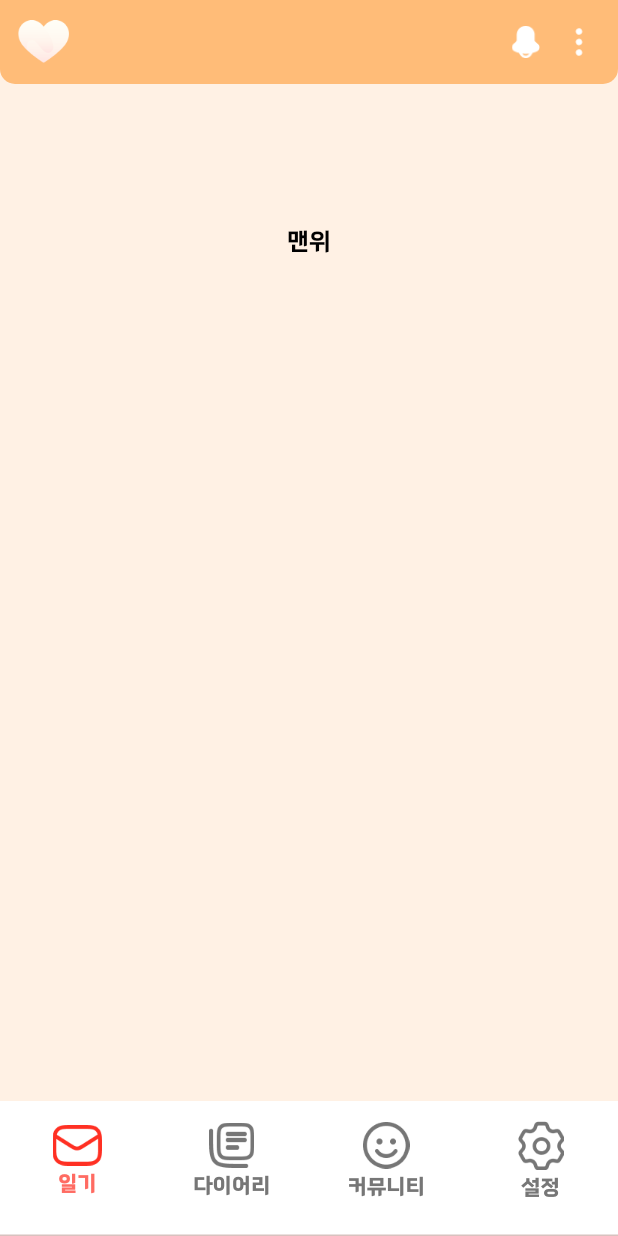
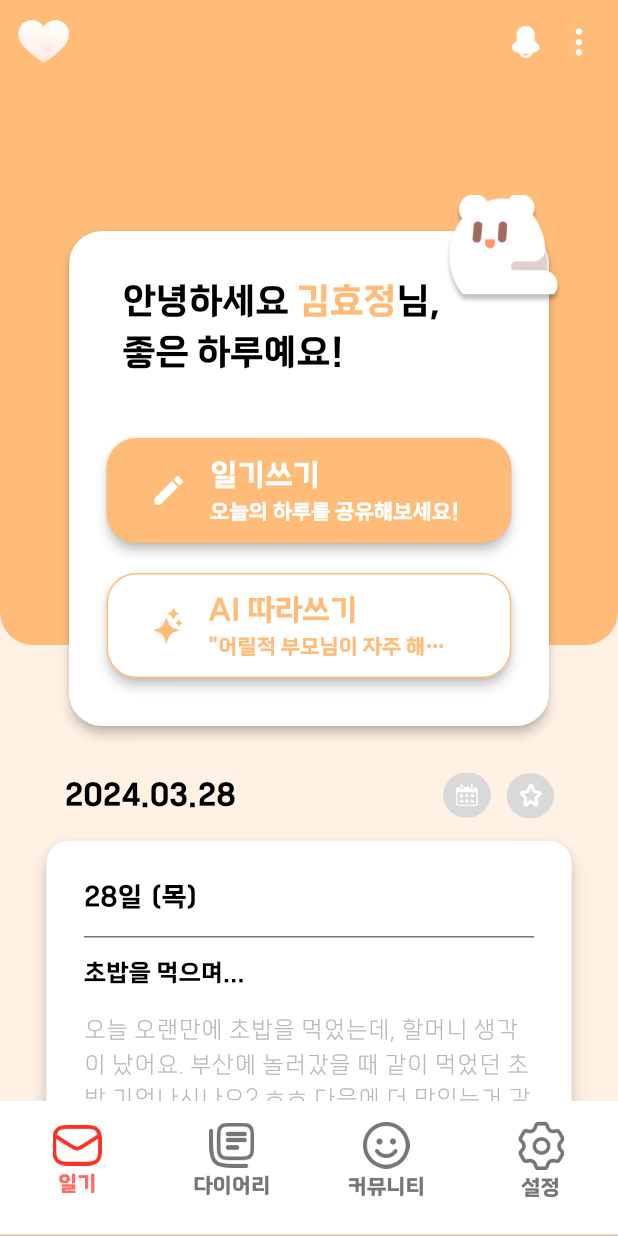
Before and after one commit to YoonJinJung/KAPS-, a Flutter app: the ChildNavigationBar screen opened by its route, on a phone screen of 412 x 824 dp. Run offline on Flutter 3.47's test engine with Material 3 defaults, Android fonts, the phone set to English and light mode, and no system bars; our stand-ins replace flutter_tts.

Commit message:
child home, tts

```diff
--- a/lib/main.dart
+++ b/lib/main.dart
@@ -20,7 +20,8 @@ class MyApp extends StatelessWidget {
       title: 'Flutter Demo',
       theme: ThemeData(
         fontFamily: 'TheJamsil',
-        colorScheme: ColorScheme.fromSeed(seedColor: ColorStyles.parentmain),
+        colorScheme:
+            ColorScheme.fromSeed(seedColor: ColorStyles.childBackground1),
         useMaterial3: true,
       ),
       routes: {
--- a/lib/style/color_styles.dart
+++ b/lib/style/color_styles.dart
@@ -3,6 +3,7 @@ import 'package:flutter/material.dart';
 class ColorStyles {
   static const Color parentmain = Color(0xFFFF6B62);
   static const Color childmain = Color(0xFFFFBC78);
+  static const Color childSub = Color(0xFFFFB060);
   static const Color sub = Color(0xFFFFE98B);
   static const Color grey1 = Color(0xFFF0F0F0);
   static const Color grey2 = Color(0xFFD9D9D9);
--- a/lib/style/text_styles.dart
+++ b/lib/style/text_styles.dart
@@ -5,6 +5,18 @@ class TextStyles {
   static const headline24 = TextStyle(
       fontFamily: 'TheJamsil',
       fontSize: 24,
+      fontWeight: FontWeight.bold,
+      color: Colors.black);
+
+  static const titleMedium24 = TextStyle(
+      fontFamily: 'TheJamsil',
+      fontSize: 24,
+      fontWeight: FontWeight.w500,
+      color: Colors.black);
+
+  static const titleBold20 = TextStyle(
+      fontFamily: 'TheJamsil',
+      fontSize: 20,
       fontWeight: FontWeight.bold,
       color: Colors.black);
 
@@ -62,4 +74,44 @@ class TextStyles {
       fontWeight: FontWeight.normal,
       color: Colors.grey,
       decoration: TextDecoration.underline);
+
+  static const childMedium24 = TextStyle(
+      fontFamily: 'TheJamsil',
+      fontSize: 24,
+      fontWeight: FontWeight.w500,
+      color: ColorStyles.childmain);
+
+  static const whiteMedium20 = TextStyle(
+      fontFamily: 'TheJamsil',
+      fontSize: 20,
+      fontWeight: FontWeight.w500,
+      color: Colors.white);
+
+  static const white14 =
+      TextStyle(fontFamily: 'TheJamsil', fontSize: 14, color: Colors.white);
+
+  static const childMedium20 = TextStyle(
+      fontFamily: 'TheJamsil',
+      fontSize: 20,
+      fontWeight: FontWeight.w500,
+      color: ColorStyles.childmain);
+
+  static const child14 = TextStyle(
+      fontFamily: 'TheJamsil', fontSize: 14, color: ColorStyles.childmain);
+
+  static const contentPreview = TextStyle(
+    fontFamily: 'TheJamsil',
+    fontSize: 16,
+    fontWeight: FontWeight.w200,
+    color: ColorStyles.grey3,
+  );
+
+  static const white16 =
+      TextStyle(fontFamily: 'TheJamsil', fontSize: 16, color: Colors.white);
+
+  static const titleMedium18 = TextStyle(
+      fontFamily: 'TheJamsil',
+      fontSize: 18,
+      fontWeight: FontWeight.w500,
+      color: Colors.black);
 }
--- a/lib/view/home_pages/tabs/child_tab_home.dart
+++ b/lib/view/home_pages/tabs/child_tab_home.dart
@@ -1,6 +1,9 @@
 import 'package:flutter/material.dart';
+import 'package:intl/intl.dart';
 import 'package:daranghae/style/color_styles.dart';
 import 'package:daranghae/style/text_styles.dart';
+import 'package:daranghae/view/home_pages/widgets/welcome_card.dart';
+import 'package:daranghae/view/home_pages/widgets/diary_card.dart';
 
 class ChildTabHome extends StatefulWidget {
   const ChildTabHome({Key? key}) : super(key: key);
@@ -20,6 +23,35 @@ class _ChildTabHomeState extends State<ChildTabHome> {
         color: ColorStyles.childBackground1,
         child: Column(
           children: [
+            WelcomeCard(name: '김효정'),
+            SizedBox(height: 25),
+            // 오늘 날짜를 DateTime.now() 를 활용하여 2024.03.28 형식으로 표시
+            Padding(
+              padding: const EdgeInsets.symmetric(horizontal: 43),
+              child: Row(
+                mainAxisAlignment: MainAxisAlignment.spaceBetween,
+                children: [
+                  Text(
+                    getDate(),
+                    style: TextStyles.titleBold20,
+                  ),
+                  Expanded(child: SizedBox()),
+                  Image.asset('assets/icons/calendar_circle.png', width: 32),
+                  const SizedBox(width: 10),
+                  Image.asset('assets/icons/star_circle.png', width: 32),
+                ],
+              ),
+            ),
+            const SizedBox(height: 15),
+            DiaryCard(
+                date: DateTime.now(),
+                title: '초밥을 먹으며...',
+                content:
+                    '오늘 오랜만에 초밥을 먹었는데, 할머니 생각이 났어요. 부산에 놀러갔을 때 같이 먹었던 초밥 기억나시나요? ㅎㅎ 다음에 더 맛있는거 같이 먹으러가요! ... 그때의 그 맛이 아직도 입 안에 가득해요. 할머니와 함께 부산의 작은 초밥집에서 먹었던 그 초밥은 지금까지 먹어본 초밥 중에서 가장 맛있었어요. 바다를 바라보며 먹었던 그 신선한 맛, 그리고 할머니와 나눴던 이야기들이 오늘따라 유독 생각이 많이 나네요. 할머니, 요즘 건강하시죠? 저는 요즘 학교에 다니면서도 할머니 생각이 자주 나요. 할머니가 항상 말씀해주시던 것처럼, 저도 열심히 하고 있으니까 걱정 마세요.'),
+            DiaryCard(
+                date: DateTime.now(),
+                title: '초밥 레시피',
+                content: '초밥은 밥과 재료를 준비하면 끝!'),
             SizedBox(height: 150),
             Text('맨위', style: TextStyles.content16),
             SizedBox(height: 1000),
@@ -32,4 +64,11 @@ class _ChildTabHomeState extends State<ChildTabHome> {
       ),
     );
   }
+
+  String getDate() {
+    final DateTime now = DateTime.now();
+    final String formattedDate = DateFormat('yyyy.MM.dd').format(now);
+
+    return formattedDate;
+  }
 }
--- /dev/null
+++ b/lib/view/home_pages/widgets/diary_card.dart
@@ -0,0 +1,90 @@
+import 'package:flutter/material.dart';
+import 'package:intl/intl.dart';
+import 'package:daranghae/style/color_styles.dart';
+import 'package:daranghae/style/text_styles.dart';
+import 'package:daranghae/view/home_pages/tabs/child_page_diary_detail.dart';
+
+class DiaryCard extends StatelessWidget {
+  final DateTime date;
+  final String title;
+  final String content;
+
+  const DiaryCard({
+    Key? key,
+    required this.date,
+    required this.title,
+    required this.content,
+  }) : super(key: key);
+
+  @override
+  Widget build(BuildContext context) {
+    final _width = MediaQuery.of(context).size.width;
+
+    return Padding(
+      padding: const EdgeInsets.symmetric(horizontal: 0),
+      child: Card(
+        margin: const EdgeInsets.only(bottom: 20),
+        color: Colors.white,
+        elevation: 5,
+        surfaceTintColor: Colors.transparent,
+        shape: RoundedRectangleBorder(
+          borderRadius: BorderRadius.circular(15),
+        ),
+        child: InkWell(
+          borderRadius: BorderRadius.circular(15),
+          onTap: () {
+            Navigator.push(
+              context,
+              MaterialPageRoute(
+                builder: (context) => DiaryDetailPage(
+                  date: date,
+                  title: title,
+                  content: content,
+                ),
+              ),
+            );
+          },
+          child: Container(
+            width: _width * 0.85,
+            padding: const EdgeInsets.symmetric(horizontal: 25, vertical: 25),
+            child: Column(
+              crossAxisAlignment: CrossAxisAlignment.start,
+              children: [
+                Row(
+                  children: [
+                    Text(
+                      getDate(date),
+                      style: TextStyles.title18,
+                    ),
+                  ],
+                ),
+                const SizedBox(height: 5),
+                const Divider(color: ColorStyles.grey5),
+                const SizedBox(height: 5),
+                Text(
+                  title,
+                  style: TextStyles.content16,
+                ),
+                const SizedBox(height: 15),
+                Text(
+                  content,
+                  style: TextStyles.contentPreview,
+                  maxLines: 4,
+                  overflow: TextOverflow.ellipsis,
+                ),
+              ],
+            ),
+          ),
+        ),
+      ),
+    );
+  }
+
+  String getDate(DateTime date) {
+    final now = DateTime.now();
+    final isSameYear = date.year == now.year;
+    final isSameMonth = isSameYear && date.month == now.month;
+
+    return '${isSameMonth ? DateFormat('dd일').format(date) : DateFormat('MM월 dd일').format(date)} (${date.weekday == 1 ? '월' : date.weekday == 2 ? '화' : date.weekday == 3 ? '수' : date.weekday == 4 ? '목' : date.weekday == 5 ? '금' : date.weekday == 6 ? '토' : '일'})';
+  }
+}
--- /dev/null
+++ b/lib/view/home_pages/widgets/welcome_card.dart
@@ -0,0 +1,157 @@
+import 'package:flutter/material.dart';
+import 'package:daranghae/style/color_styles.dart';
+import 'package:daranghae/style/text_styles.dart';
+
+class WelcomeCard extends StatelessWidget {
+  final String name;
+
+  const WelcomeCard({Key? key, required this.name}) : super(key: key);
+
+  @override
+  Widget build(BuildContext context) {
+    final _width = MediaQuery.of(context).size.width;
+
+    return SizedBox(
+      height: 490,
+      child: Stack(
+        alignment: Alignment.topCenter,
+        children: [
+          Container(
+            width: _width,
+            height: 430,
+            decoration: const BoxDecoration(
+              color: ColorStyles.childmain,
+              shape: BoxShape.rectangle,
+              borderRadius: BorderRadius.only(
+                bottomLeft: Radius.circular(22.0),
+                bottomRight: Radius.circular(22.0),
+              ),
+            ),
+          ),
+          Positioned(
+            top: 150,
+            child: Card(
+              elevation: 3,
+              surfaceTintColor: Colors.transparent,
+              color: Colors.white,
+              shape: RoundedRectangleBorder(
+                  borderRadius: BorderRadius.circular(22)),
+              child: Container(
+                width: 320,
+                height: 330,
+                padding:
+                    const EdgeInsets.symmetric(horizontal: 25, vertical: 30),
+                child: Column(
+                  crossAxisAlignment: CrossAxisAlignment.start,
+                  children: [
+                    const Row(
+                      children: [
+                        Text('  안녕하세요 ', style: TextStyles.titleMedium24),
+                        Text('김효정', style: TextStyles.childMedium24),
+                        Text('님,', style: TextStyles.titleMedium24),
+                      ],
+                    ),
+                    const Text('  좋은 하루예요!', style: TextStyles.titleMedium24),
+                    const SizedBox(height: 40),
+                    Center(
+                      child: SizedBox(
+                        width: 290,
+                        height: 70,
+                        child: ElevatedButton(
+                          onPressed: () {
+                            // Navigator.of(context).pushNamed('/parentHome');
+                          },
+                          style: ElevatedButton.styleFrom(
+                            shape: RoundedRectangleBorder(
+                              borderRadius: BorderRadius.circular(20),
+                            ),
+                            elevation: 3,
+                            backgroundColor: ColorStyles.childmain,
+                            foregroundColor: Colors.white,
+                          ),
+                          child: const Row(
+                            children: [
+                              Padding(
+                                padding: EdgeInsets.symmetric(horizontal: 5),
+                                child: Icon(Icons.edit_rounded, size: 25),
+                              ),
+                              SizedBox(width: 10),
+                              Column(
+                                mainAxisAlignment: MainAxisAlignment.center,
+                                crossAxisAlignment: CrossAxisAlignment.start,
+                                children: [
+                                  Text('일기쓰기', style: TextStyles.whiteMedium20),
+                                  Text('오늘의 하루를 공유해보세요!',
+                                      style: TextStyles.white14)
+                                ],
+                              ),
+                            ],
+                          ),
+                        ),
+                      ),
+                    ),
+                    const SizedBox(height: 20),
+                    Center(
+                      child: SizedBox(
+                        width: 290,
+                        height: 70,
+                        child: ElevatedButton(
+                          onPressed: () {
+                            // Navigator.of(context).pushNamed('/parentHome');
+                          },
+                          style: ElevatedButton.styleFrom(
+                            shape: RoundedRectangleBorder(
+                              side: const BorderSide(
+                                  color: ColorStyles.childmain),
+                              borderRadius: BorderRadius.circular(20),
+                            ),
+                            elevation: 3,
+                            surfaceTintColor: Colors.transparent,
+                            backgroundColor: Colors.white,
+                            foregroundColor: ColorStyles.childmain,
+                          ),
+                          child: Row(
+                            children: [
+                              Padding(
+                                padding:
+                                    const EdgeInsets.symmetric(horizontal: 5),
+                                child: Image.asset('assets/icons/glitter.png',
+                                    width: 24),
+                              ),
+                              const SizedBox(width: 10),
+                              const SizedBox(
+                                width: 170,
+                                child: Column(
+                                  mainAxisAlignment: MainAxisAlignment.center,
+                                  crossAxisAlignment: CrossAxisAlignment.start,
+                                  children: [
+                                    Text('AI 따라쓰기',
+                                        style: TextStyles.childMedium20),
+                                    Text(
+                                      '"어릴적 부모님이 자주 해주셨던 요리는?"',
+                                      style: TextStyles.child14,
+                                      overflow: TextOverflow.ellipsis,
+                                    )
+                                  ],
+                                ),
+                              ),
+                            ],
+                          ),
+                        ),
+                      ),
+                    ),
+                  ],
+                ),
+              ),
+            ),
+          ),
+          Positioned(
+            top: 130,
+            left: 290,
+            child: Image.asset('assets/images/darangi_elevated.png', width: 90),
+          ),
+        ],
+      ),
+    );
+  }
+}
--- a/pubspec.yaml
+++ b/pubspec.yaml
@@ -18,6 +18,8 @@ dependencies:
   flutter_secure_storage: ^9.0.0
   flutter_dotenv: ^5.1.0
   image_picker: ^1.0.7
+  intl: ^0.19.0
+  flutter_tts: ^4.0.2
 
 dev_dependencies:
   flutter_test:
```
Also changed, not shown: lib/view/home_pages/tabs/child_page_diary_detail.dart (added, +180 -0 lines), assets/icons/calendar_circle.png (added), assets/icons/glitter.png (added), assets/icons/star_circle.png (added), assets/icons/stars.png (added), assets/images/darangi_elevated.png (added), pubspec.lock, 6 other files.
